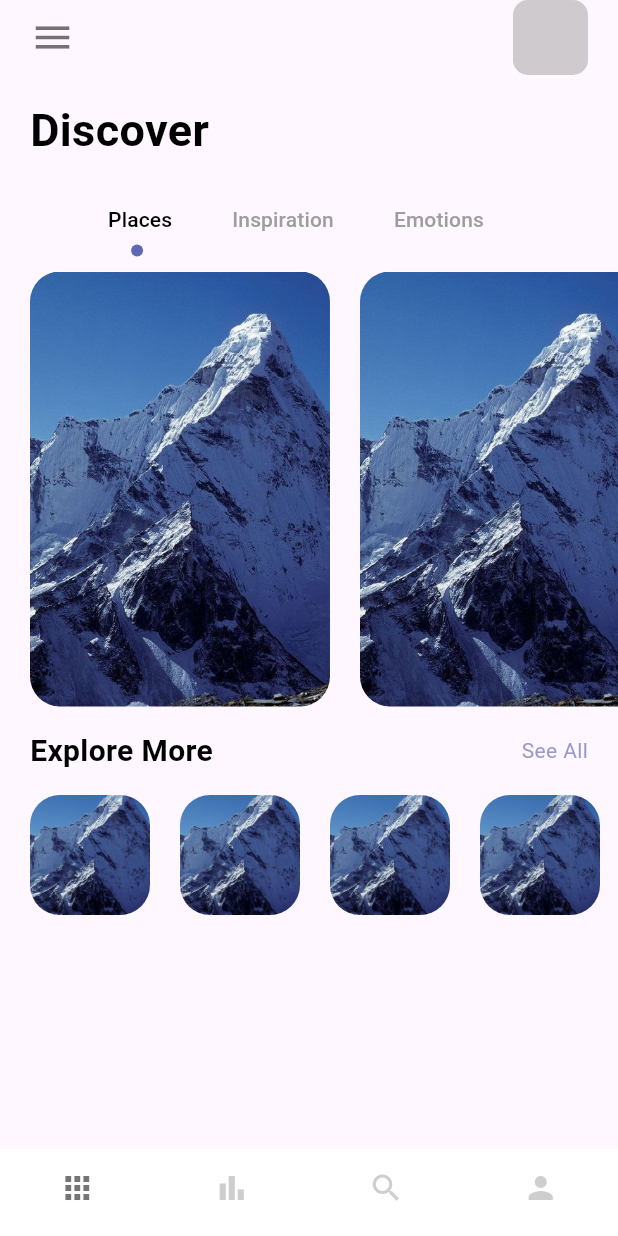
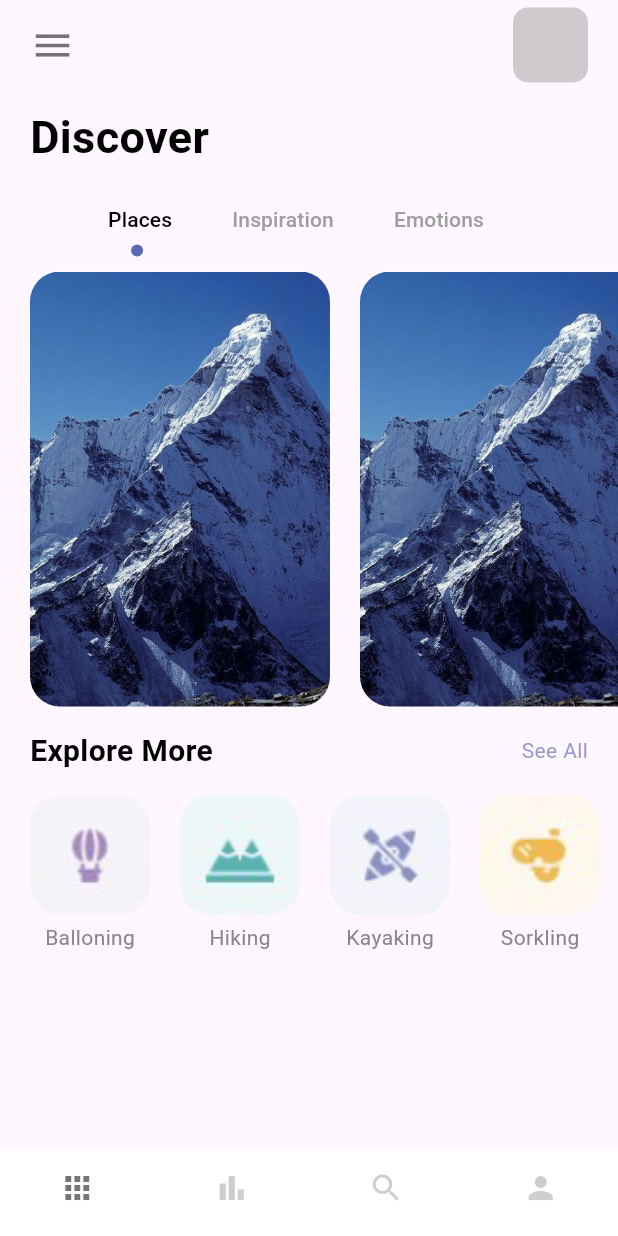
Before and after one commit to fidelisnwabisi/travel_app, a Flutter app: the screen it shows after launch, on a phone screen of 412 x 824 dp. Run offline on Flutter 3.47's test engine with Material 2 defaults, Android fonts, the phone set to English and light mode, and no system bars.

Commit message:
moved home_page.dart

```diff
--- a/lib/main.dart
+++ b/lib/main.dart
@@ -1,5 +1,5 @@
 import 'package:flutter/material.dart';
-import 'package:travel_app/pages/nav_pages/home_page.dart';
+import 'package:travel_app/pages/home_page.dart';
 import 'package:travel_app/pages/nav_pages/main_page.dart';
 
 import 'pages/welcome_page.dart';
--- a/lib/pages/nav_pages/home_page.dart
+++ b/lib/pages/home_page.dart
@@ -11,6 +11,13 @@ class HomePage extends StatefulWidget {
 }
 
 class _HomePageState extends State<HomePage> with TickerProviderStateMixin {
+  var images = {
+    "balloning.png": "Balloning",
+    "hiking.png": "Hiking",
+    "kayaking.png": "Kayaking",
+    "snorkling.png": "Sorkling",
+  };
+
   @override
   Widget build(BuildContext context) {
     TabController _tabController = TabController(length: 3, vsync: this);
@@ -21,7 +28,7 @@ class _HomePageState extends State<HomePage> with TickerProviderStateMixin {
           crossAxisAlignment: CrossAxisAlignment.start,
           children: [
             Container(
-              padding: const EdgeInsets.only(left: 20, right: 20),
+              padding: const EdgeInsets.only(left: 20, top: 5, right: 20),
               child: Row(
                 children: [
                   const Icon(Icons.menu, size: 30, color: Colors.black54),
@@ -43,7 +50,7 @@ class _HomePageState extends State<HomePage> with TickerProviderStateMixin {
               margin: const EdgeInsets.only(left: 20),
               child: AppLargeText(text: "Discover", size: 30),
             ),
-            const SizedBox(height: 15),
+            const SizedBox(height: 10),
             // TabBar
             Container(
               child: Align(
@@ -119,21 +126,32 @@ class _HomePageState extends State<HomePage> with TickerProviderStateMixin {
                 scrollDirection: Axis.horizontal,
                 itemCount: 4,
                 itemBuilder: (_, index) {
-                  return Column(
+                  return Container(
+                    margin: const EdgeInsets.only(right: 20),
+                    child: Column(
                       children: [
                         Container(
-                        margin: const EdgeInsets.only(right: 20),
                           width: 80,
                           height: 80,
                           decoration: BoxDecoration(
                             borderRadius: BorderRadius.circular(20),
                             color: Colors.white,
                             image: DecorationImage(
-                              image: AssetImage("img/mountain.jpeg"),
+                                image: AssetImage(
+                                  "img/" + images.keys.elementAt(index),
+                                ),
                                 fit: BoxFit.cover),
+                          ),
+                        ),
+                        const SizedBox(height: 5),
+                        Container(
+                          child: AppText(
+                            text: images.values.elementAt(index),
+                            color: AppColors.textColor2,
                           ),
                         )
                       ],
+                    ),
                   );
                 },
               ),
--- a/lib/pages/nav_pages/main_page.dart
+++ b/lib/pages/nav_pages/main_page.dart
@@ -1,6 +1,6 @@
 import 'package:flutter/material.dart';
 import 'package:travel_app/pages/nav_pages/bar_item_page.dart';
-import 'package:travel_app/pages/nav_pages/home_page.dart';
+import 'package:travel_app/pages/home_page.dart';
 import 'package:travel_app/pages/nav_pages/my_page.dart';
 import 'package:travel_app/pages/nav_pages/search_page.dart';
 
```
Lines whose indentation alone changed are shown as unchanged.
